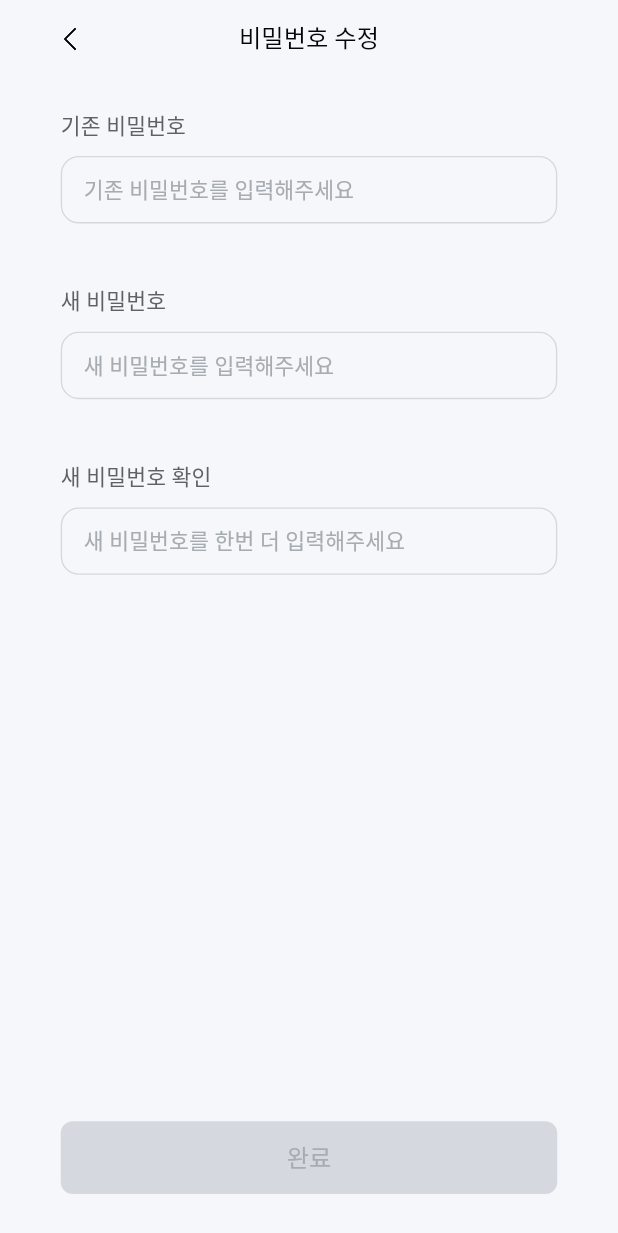
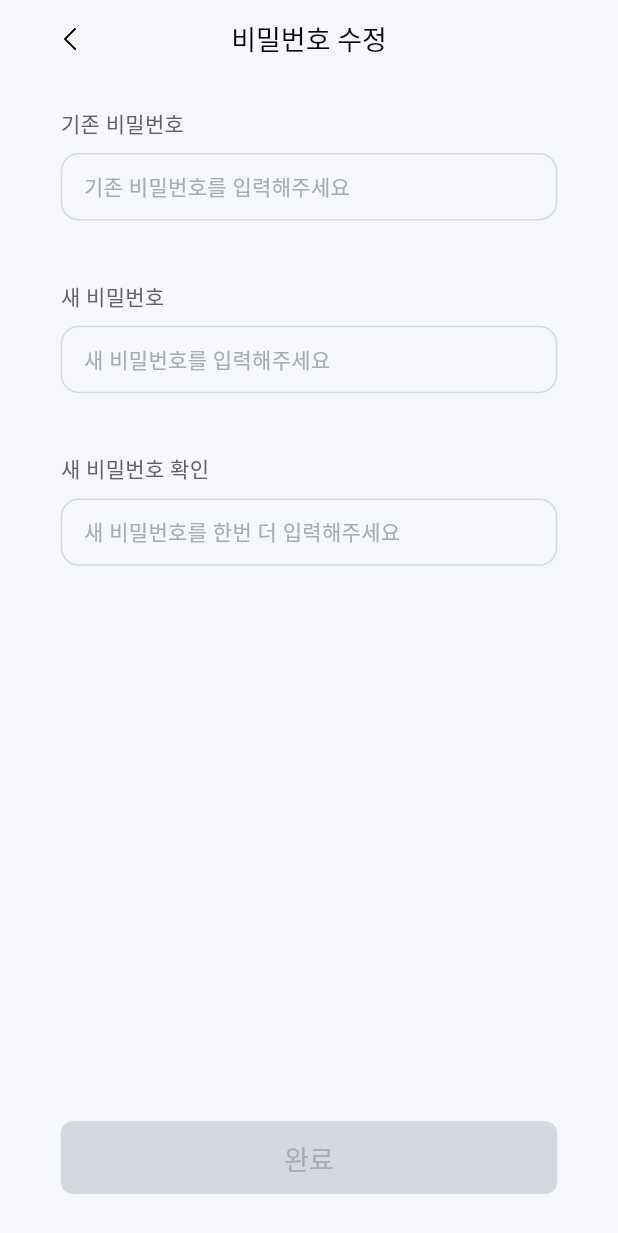
Before and after one commit to yeongJD/Quad-S-Team12-App-Parent, a Flutter app: the MyPage screen opened by its route, after a tap on "수정하기", on a phone screen of 412 x 824 dp. Shown: the top 1233 px of the screen. Run offline on Flutter 3.47's test engine with Material 3 defaults, Android fonts, the phone set to English and light mode, and no system bars; our stand-ins replace dio, firebase_core, firebase_messaging, flutter_svg, go_router, google_fonts and 2 more; accounts and stored records are empty; Roboto replaces fonts that are missing (Pretendard).

Commit message:
style: align parent profile form styling

```diff
--- a/lib/features/my_page/presentation/pages/my_page.dart
+++ b/lib/features/my_page/presentation/pages/my_page.dart
@@ -7,6 +7,7 @@ import '../../../../core/auth/auth_session.dart';
 import '../../../../core/models/result.dart';
 import '../../../../core/services/device_registration.dart';
 import '../../../../core/theme/app_colors.dart';
+import '../../../../core/theme/app_tokens.dart';
 import '../../../../core/theme/app_typography.dart';
 import '../../../../data/models/parent_profile/parent_profile.dart';
 import '../../../../data/repositories/auth_repository.dart';
@@ -196,25 +197,21 @@ class _MyPageActionButton extends StatelessWidget {
   Widget build(BuildContext context) {
     return Material(
       color: backgroundColor,
-      borderRadius: BorderRadius.circular(8),
+      borderRadius: BorderRadius.circular(AppTokens.buttonRadius),
       clipBehavior: Clip.antiAlias,
       child: InkWell(
         onTap: onTap,
         hoverColor: foregroundColor.withValues(alpha: 0.08),
         highlightColor: foregroundColor.withValues(alpha: 0.12),
         splashColor: foregroundColor.withValues(alpha: 0.16),
-        borderRadius: BorderRadius.circular(8),
+        borderRadius: BorderRadius.circular(AppTokens.buttonRadius),
         child: SizedBox(
           width: width,
           height: 37,
           child: Center(
             child: Text(
               label,
-              style: AppTypography.bodyMedium.copyWith(
-                color: foregroundColor,
-                height: 1.5,
-                letterSpacing: 0.091,
-              ),
+              style: AppTypography.bodyMedium.copyWith(color: foregroundColor),
             ),
           ),
         ),
@@ -265,10 +262,7 @@ class _MyPageTopBar extends StatelessWidget {
             child: Text(
               '마이페이지',
               style: AppTypography.headlineMedium.copyWith(
-                fontSize: 16.18,
-                height: 1.445,
-                letterSpacing: -0.0032,
-                color: const Color(0xFF050505),
+                color: AppColors.inkBlack,
               ),
             ),
           ),
@@ -295,8 +289,6 @@ class _InfoRow extends StatelessWidget {
             child: Text(
               label,
               style: AppTypography.bodyMedium.copyWith(
-                height: 1.5,
-                letterSpacing: 0.082,
                 color: AppColors.gray600,
               ),
             ),
@@ -309,9 +301,7 @@ class _InfoRow extends StatelessWidget {
               maxLines: 1,
               overflow: TextOverflow.ellipsis,
               style: AppTypography.bodyMedium.copyWith(
-                height: 1.5,
-                letterSpacing: 0.082,
-                color: const Color(0xFF050505),
+                color: AppColors.inkBlack,
               ),
             ),
           ),
@@ -334,23 +324,19 @@ class _PasswordRow extends StatelessWidget {
         children: [
           Text(
             '비밀번호',
-            style: AppTypography.bodyMedium.copyWith(
-              height: 1.5,
-              letterSpacing: 0.082,
-              color: AppColors.gray600,
-            ),
+            style: AppTypography.bodyMedium.copyWith(color: AppColors.gray600),
           ),
           const SizedBox(width: 13),
           Material(
-            color: const Color(0xFFEDEEF1),
-            borderRadius: BorderRadius.circular(8),
+            color: AppColors.gray150,
+            borderRadius: BorderRadius.circular(AppTokens.buttonRadius),
             clipBehavior: Clip.antiAlias,
             child: InkWell(
               onTap: onEditTap,
               hoverColor: AppColors.gray600.withValues(alpha: 0.08),
               highlightColor: AppColors.gray600.withValues(alpha: 0.12),
               splashColor: AppColors.gray600.withValues(alpha: 0.16),
-              borderRadius: BorderRadius.circular(8),
+              borderRadius: BorderRadius.circular(AppTokens.buttonRadius),
               child: Container(
                 height: 37,
                 padding: const EdgeInsets.symmetric(horizontal: 13),
@@ -358,8 +344,6 @@ class _PasswordRow extends StatelessWidget {
                 child: Text(
                   '수정하기',
                   style: AppTypography.bodyMedium.copyWith(
-                    height: 1.5,
-                    letterSpacing: 0.082,
                     color: AppColors.gray600,
                   ),
                 ),
--- a/lib/features/my_page/presentation/pages/password_change_page.dart
+++ b/lib/features/my_page/presentation/pages/password_change_page.dart
@@ -6,6 +6,7 @@ import 'package:go_router/go_router.dart';
 import '../../../../core/auth/auth_session.dart';
 import '../../../../core/models/result.dart';
 import '../../../../core/theme/app_colors.dart';
+import '../../../../core/theme/app_tokens.dart';
 import '../../../../core/theme/app_typography.dart';
 import '../../../../data/repositories/auth_repository.dart';
 
@@ -338,10 +339,7 @@ class _PasswordChangeTopBar extends StatelessWidget {
             child: Text(
               '비밀번호 수정',
               style: AppTypography.headlineMedium.copyWith(
-                fontSize: 16.18,
-                height: 1.445,
-                letterSpacing: -0.0032,
-                color: const Color(0xFF050505),
+                color: AppColors.inkBlack,
               ),
             ),
           ),
@@ -420,19 +418,14 @@ class _PasswordChangeFieldState extends State<_PasswordChangeField> {
       children: [
         Text(
           widget.label,
-          style: AppTypography.labelMedium.copyWith(
-            fontSize: 14.39,
-            height: 1.5,
-            letterSpacing: 0.082,
-            color: AppColors.gray600,
-          ),
+          style: AppTypography.labelMedium.copyWith(color: AppColors.gray600),
         ),
         const SizedBox(height: 9),
         Container(
           height: 44.954,
           decoration: BoxDecoration(
-            borderRadius: BorderRadius.circular(12),
-            border: Border.all(color: widget.borderColor, width: 0.899),
+            borderRadius: BorderRadius.circular(AppTokens.fieldRadius),
+            border: Border.all(color: widget.borderColor),
           ),
           padding: const EdgeInsets.symmetric(horizontal: 14.385),
           child: Row(
@@ -451,10 +444,7 @@ class _PasswordChangeFieldState extends State<_PasswordChangeField> {
                   ],
                   cursorColor: AppColors.black,
                   style: AppTypography.labelMedium.copyWith(
-                    fontSize: 14.39,
-                    height: 1.5,
-                    letterSpacing: 0.082,
-                    color: const Color(0xFF050505),
+                    color: AppColors.inkBlack,
                   ),
                   decoration: InputDecoration(
                     isDense: true,
@@ -469,9 +459,6 @@ class _PasswordChangeFieldState extends State<_PasswordChangeField> {
                     contentPadding: EdgeInsets.zero,
                     hintText: widget.placeholder,
                     hintStyle: AppTypography.labelMedium.copyWith(
-                      fontSize: 14.39,
-                      height: 1.5,
-                      letterSpacing: 0.082,
                       color: AppColors.gray300,
                     ),
                   ),
@@ -530,14 +517,13 @@ class _PasswordChangeButton extends StatelessWidget {
           elevation: 0,
           backgroundColor: enabled ? AppColors.primary : AppColors.gray200,
           foregroundColor: enabled ? AppColors.white : AppColors.gray300,
-          shape: RoundedRectangleBorder(borderRadius: BorderRadius.circular(8)),
+          shape: RoundedRectangleBorder(
+            borderRadius: BorderRadius.circular(AppTokens.buttonRadius),
+          ),
         ),
         child: Text(
           '완료',
           style: AppTypography.headlineMedium.copyWith(
-            fontSize: 16.18,
-            height: 1.445,
-            letterSpacing: -0.0032,
             color: enabled ? AppColors.white : AppColors.gray300,
           ),
         ),
```
